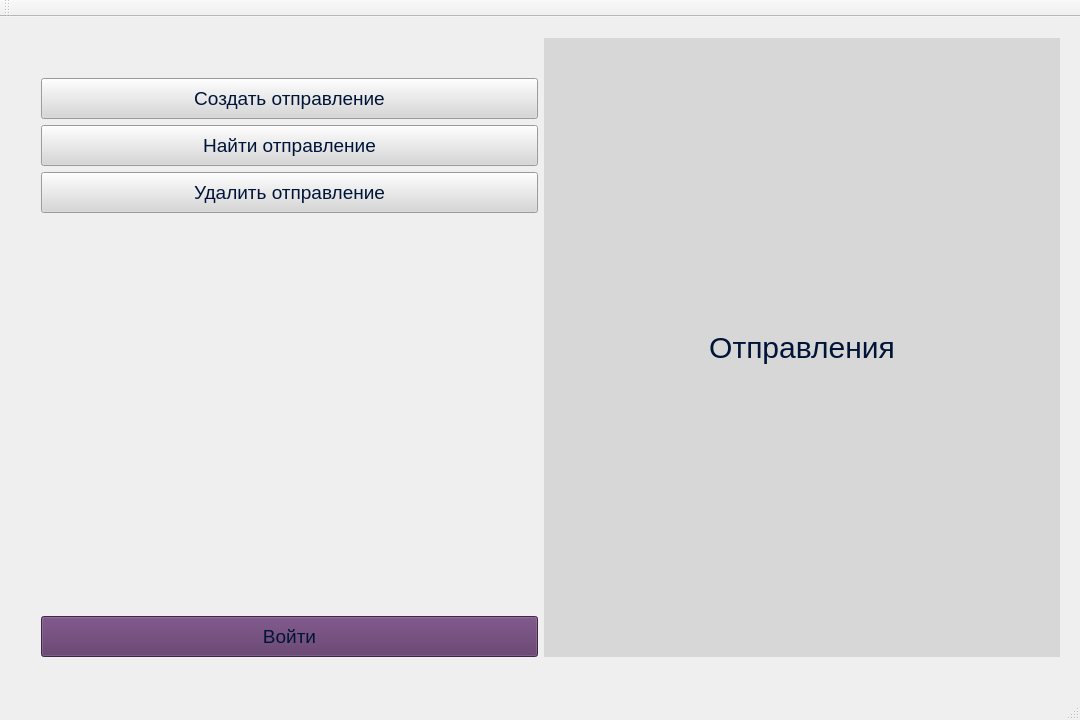
Qt form mainwindow.ui (tagolder/mailClient) before a commit.
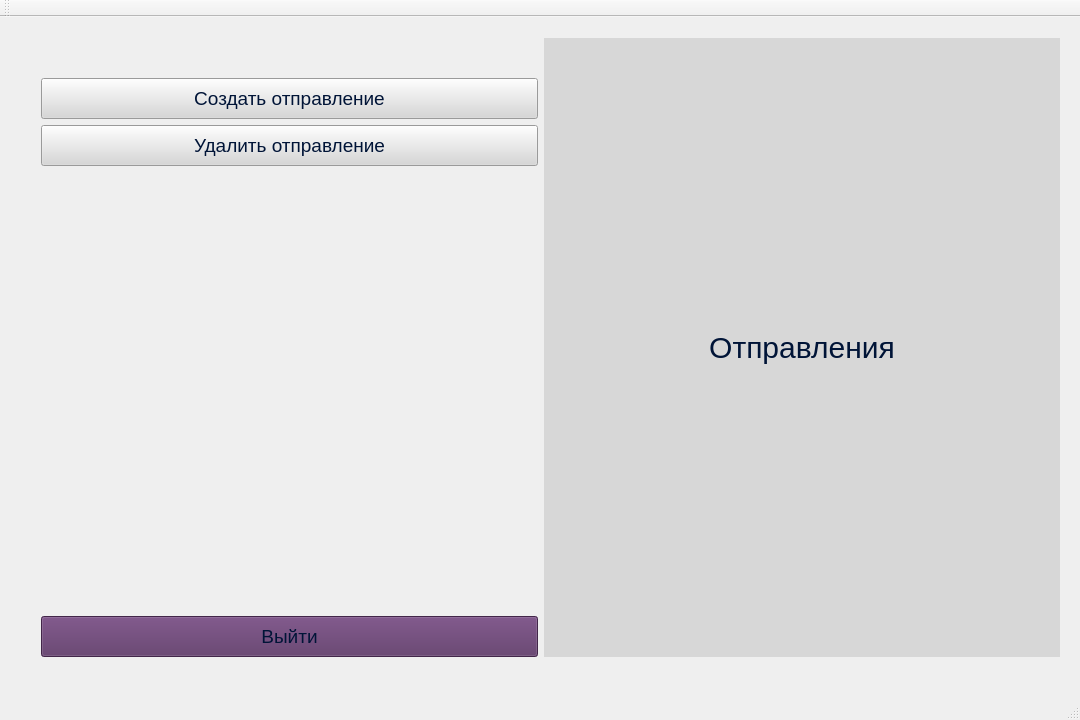
The same form after that commit.

```diff
--- a/mainwindow.ui
+++ b/mainwindow.ui
@@ -87,24 +87,6 @@
          </property>
         </widget>
        </item>
-       <item>
-        <widget class="QPushButton" name="searchButton">
-         <property name="maximumSize">
-          <size>
-           <width>16777215</width>
-           <height>16777215</height>
-          </size>
-         </property>
-         <property name="font">
-          <font>
-           <pointsize>14</pointsize>
-          </font>
-         </property>
-         <property name="text">
-          <string>Найти отправление</string>
-         </property>
-        </widget>
-       </item>
        <item>
         <widget class="QPushButton" name="dropButton">
          <property name="maximumSize">
@@ -152,7 +134,7 @@
             <string notr="true">background : rgb(92, 53, 102)</string>
            </property>
            <property name="text">
-            <string>Войти</string>
+            <string>Выйти</string>
            </property>
           </widget>
          </item>
```
